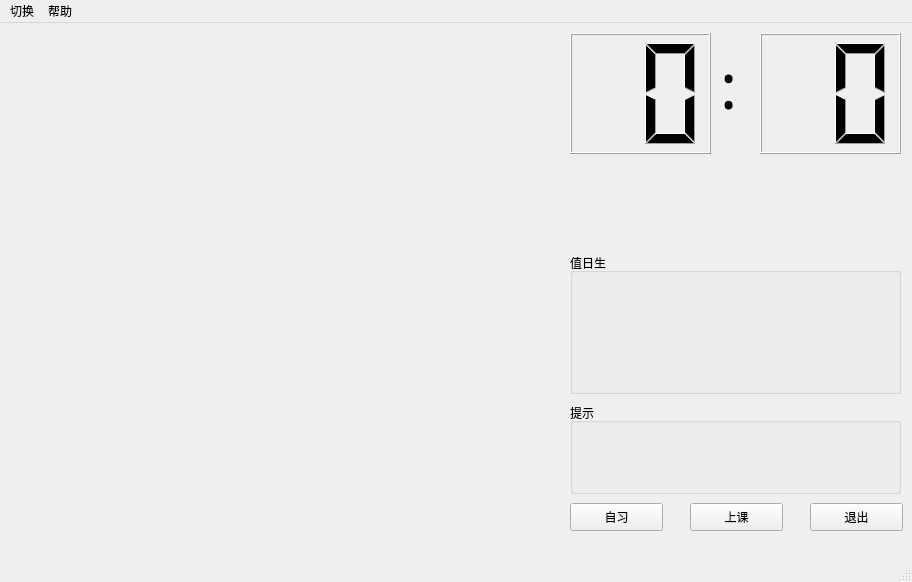
Before: the Qt Designer form FINALEXAMDESIGHN/mainwindow.ui in ALongTail/Class-Managing-System, drawn with Qt 5.
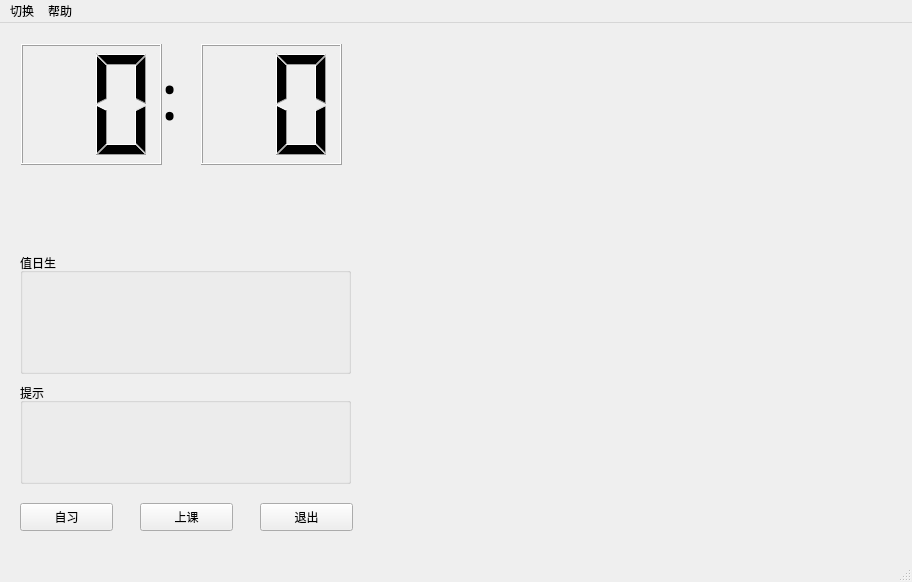
After: the same form once the commit is applied.

Commit message: move time sider to the left

What changed in the file:
```diff
--- a/FINALEXAMDESIGHN/mainwindow.ui
+++ b/FINALEXAMDESIGHN/mainwindow.ui
@@ -29,7 +29,7 @@
    <widget class="QWidget" name="widget_4" native="true">
     <property name="geometry">
      <rect>
-      <x>560</x>
+      <x>10</x>
       <y>10</y>
       <width>351</width>
       <height>511</height>
@@ -47,16 +47,16 @@
     <widget class="QWidget" name="widget_5" native="true">
      <property name="geometry">
       <rect>
-       <x>10</x>
-       <y>0</y>
+       <x>11</x>
+       <y>11</y>
        <width>331</width>
-       <height>211</height>
+       <height>191</height>
       </rect>
      </property>
      <widget class="QLCDNumber" name="TimeClock_Min">
       <property name="geometry">
        <rect>
-        <x>190</x>
+        <x>180</x>
         <y>0</y>
         <width>141</width>
         <height>121</height>
@@ -85,7 +85,7 @@
      <widget class="QLabel" name="label">
       <property name="geometry">
        <rect>
-        <x>150</x>
+        <x>140</x>
         <y>10</y>
         <width>51</width>
         <height>81</height>
@@ -108,7 +108,7 @@
        <x>10</x>
        <y>220</y>
        <width>331</width>
-       <height>141</height>
+       <height>121</height>
       </rect>
      </property>
      <property name="title">
@@ -119,9 +119,9 @@
      <property name="geometry">
       <rect>
        <x>10</x>
-       <y>370</y>
+       <y>350</y>
        <width>331</width>
-       <height>91</height>
+       <height>101</height>
       </rect>
      </property>
      <property name="title">
```
Left out of the diff: 37 changed lines with no effect on the pictures. The commit also changes 2 other files.
